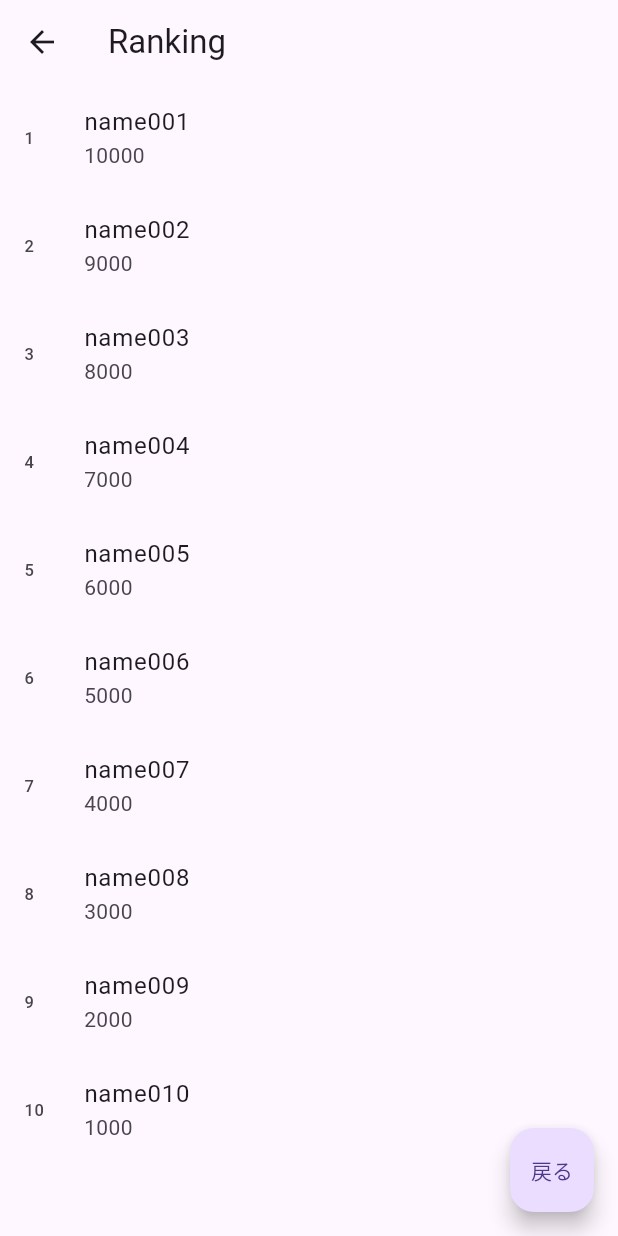
After one commit to nozomu-miyauchi/walking-event-app, a Flutter app: the ShowRankingPage screen opened by its route, on a phone screen of 412 x 824 dp. The commit adds this screen. Run offline on Flutter 3.47's test engine with Material 3 defaults, Android fonts, the light colour scheme and no system bars; our stand-ins replace freezed_annotation, go_router; missing offline and left inert: health.

Commit message:
refactor: 歩数トップ10のリストのウィジェットを別ファイルにした & フォルダ構成の若干の変更

```diff
--- a/lib/main.dart
+++ b/lib/main.dart
@@ -1,8 +1,8 @@
 import 'package:flutter/material.dart';
 import 'package:go_router/go_router.dart';
 
-import './pages/get_step_count_page.dart';
-import './pages/show_ranking_page.dart';
+import 'pages/get_step_count_page/get_step_count_page.dart';
+import 'pages/show_ranking_page/show_ranking_page.dart';
 
 void main() {
   runApp(MaterialApp.router(routerConfig: _router));
--- a/lib/pages/show_ranking_page.dart
+++ b/lib/pages/show_ranking_page/show_ranking_page.dart
@@ -1,5 +1,8 @@
 import 'package:flutter/material.dart';
-import '../entities/steps.dart';
+
+import '../../entities/steps.dart';
+
+import './top_10_walker_list.dart';
 
 class ShowRankingPage extends StatelessWidget {
   const ShowRankingPage({super.key});
@@ -20,21 +23,21 @@ class ShowRankingPage extends StatelessWidget {
       Steps(employeeId: '010', name: 'name010', steps: 1000, rank: 10),
     ];
 
-    // 歩数トップ10を表示するウィジェット
-    Widget top10WalkerList() {
-      return ListView.builder(
-        itemCount: 10,
-        itemBuilder: (context, index) {
-          final walker = top10walkerList[index];
+    // // 歩数トップ10を表示するウィジェット
+    // Widget top10WalkerList() {
+    //   return ListView.builder(
+    //     itemCount: 10,
+    //     itemBuilder: (context, index) {
+    //       final walker = top10walkerList[index];
 
-          return ListTile(
-            leading: Text((index + 1).toString()),
-            title: Text(walker.name),
-            subtitle: Text(walker.steps.toString()),
-          );
-        },
-      );
-    }
+    //       return ListTile(
+    //         leading: Text((index + 1).toString()),
+    //         title: Text(walker.name),
+    //         subtitle: Text(walker.steps.toString()),
+    //       );
+    //     },
+    //   );
+    // }
 
     return Scaffold(
       appBar: AppBar(title: const Text('Ranking')),
@@ -44,7 +47,10 @@ class ShowRankingPage extends StatelessWidget {
         },
         child: const Text('戻る'),
       ),
-      body: Scrollbar(thumbVisibility: true, child: top10WalkerList()),
+      body: Scrollbar(
+        thumbVisibility: true,
+        child: Top10WalkerList(stepList: top10walkerList),
+      ),
     );
   }
 }
--- /dev/null
+++ b/lib/pages/show_ranking_page/top_10_walker_list.dart
@@ -0,0 +1,24 @@
+import 'package:flutter/material.dart';
+import '../../entities/steps.dart';
+
+class Top10WalkerList extends StatelessWidget {
+  const Top10WalkerList({super.key, required this.stepList});
+
+  final List<Steps> stepList;
+
+  @override
+  Widget build(BuildContext context) {
+    return ListView.builder(
+      itemCount: 10,
+      itemBuilder: (context, index) {
+        final walker = stepList[index];
+
+        return ListTile(
+          leading: Text((index + 1).toString()),
+          title: Text(walker.name),
+          subtitle: Text(walker.steps.toString()),
+        );
+      },
+    );
+  }
+}
```
Also changed, not shown: lib/pages/get_step_count_page/get_step_count_page.dart (renamed from lib/pages/get_step_count_page.dart).
